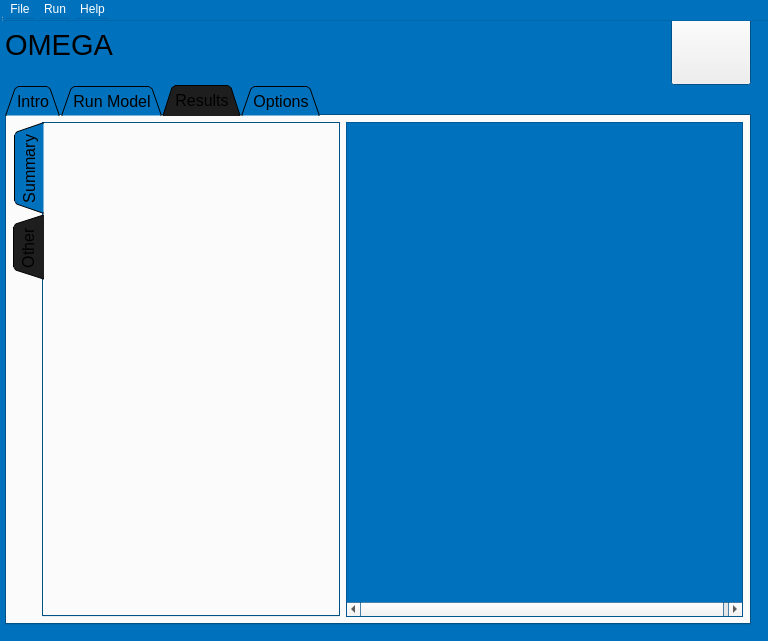
johnathanvic/EPA_OMEGA_Model, file omega_gui/elements/omega_gui_qt.ui: the form before one commit.
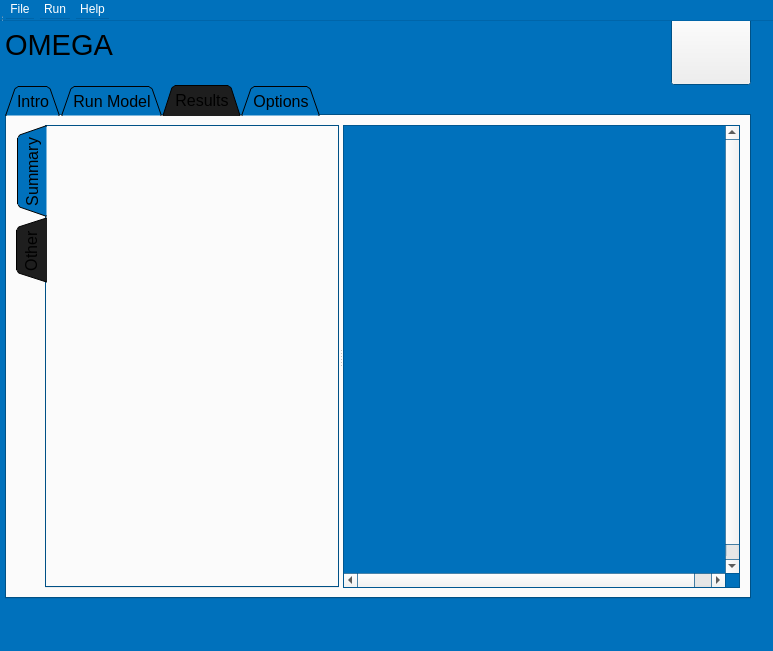
The form after the commit. The open tabs and pages were chosen to show the change. Custom widgets are drawn as their Qt base class.

Commit message: added vertical splitter to results tab...

```diff
--- a/omega_gui/elements/omega_gui_qt.ui
+++ b/omega_gui/elements/omega_gui_qt.ui
@@ -6,8 +6,8 @@
    <rect>
     <x>0</x>
     <y>0</y>
-    <width>768</width>
-    <height>641</height>
+    <width>773</width>
+    <height>651</height>
    </rect>
   </property>
   <property name="sizePolicy">
@@ -128,7 +128,7 @@
      <x>0</x>
      <y>0</y>
      <width>756</width>
-     <height>630</height>
+     <height>604</height>
     </rect>
    </property>
    <layout class="QVBoxLayout" name="verticalLayout_3">
@@ -698,27 +698,58 @@
        <attribute name="title">
         <string>Results</string>
        </attribute>
-       <layout class="QGridLayout" name="gridLayout_3">
-        <property name="leftMargin">
+       <layout class="QVBoxLayout" name="results_tabl_verticalLayout">
+        <item>
+         <widget class="QSplitter" name="plot_splitter">
+          <property name="sizePolicy">
+           <sizepolicy hsizetype="MinimumExpanding" vsizetype="Expanding">
+            <horstretch>0</horstretch>
+            <verstretch>0</verstretch>
+           </sizepolicy>
+          </property>
+          <property name="minimumSize">
+           <size>
+            <width>300</width>
+            <height>0</height>
+           </size>
+          </property>
+          <property name="orientation">
+           <enum>Qt::Horizontal</enum>
+          </property>
+          <property name="childrenCollapsible">
+           <bool>false</bool>
+          </property>
+          <property name="leftMargin" stdset="0">
          <number>6</number>
         </property>
-        <property name="topMargin">
+          <property name="topMargin" stdset="0">
          <number>6</number>
         </property>
-        <property name="rightMargin">
+          <property name="rightMargin" stdset="0">
          <number>6</number>
         </property>
-        <property name="bottomMargin">
+          <property name="bottomMargin" stdset="0">
          <number>6</number>
         </property>
-        <property name="spacing">
+          <property name="spacing" stdset="0">
          <number>6</number>
         </property>
-        <item row="0" column="0">
          <widget class="QTabWidget" name="plotmode_select">
+           <property name="sizePolicy">
+            <sizepolicy hsizetype="MinimumExpanding" vsizetype="MinimumExpanding">
+             <horstretch>0</horstretch>
+             <verstretch>0</verstretch>
+            </sizepolicy>
+           </property>
+           <property name="minimumSize">
+            <size>
+             <width>300</width>
+             <height>0</height>
+            </size>
+           </property>
           <property name="maximumSize">
            <size>
-            <width>500</width>
+             <width>16777215</width>
             <height>16777215</height>
            </size>
           </property>
@@ -738,7 +769,7 @@
            <attribute name="title">
             <string>Summary</string>
            </attribute>
-           <layout class="QVBoxLayout" name="verticalLayout_6">
+            <layout class="QVBoxLayout" name="verticalLayout">
             <item>
              <layout class="QGridLayout" name="gridLayout_4">
               <property name="horizontalSpacing">
@@ -1028,18 +1059,16 @@
               <x>0</x>
               <y>0</y>
               <width>296</width>
-              <height>246</height>
+               <height>186</height>
              </rect>
             </property>
             <layout class="QGridLayout" name="gridLayout_6"/>
            </widget>
           </widget>
          </widget>
-        </item>
-        <item row="0" column="1">
          <widget class="QScrollArea" name="plot_scroll">
           <property name="sizePolicy">
-           <sizepolicy hsizetype="MinimumExpanding" vsizetype="Expanding">
+            <sizepolicy hsizetype="Expanding" vsizetype="Expanding">
             <horstretch>0</horstretch>
             <verstretch>0</verstretch>
            </sizepolicy>
@@ -1083,6 +1112,7 @@
              <height>463</height>
             </rect>
            </property>
+           </widget>
           </widget>
          </widget>
         </item>
```
Lines whose indentation alone changed are shown as unchanged. The commit also changes 2 other files.
